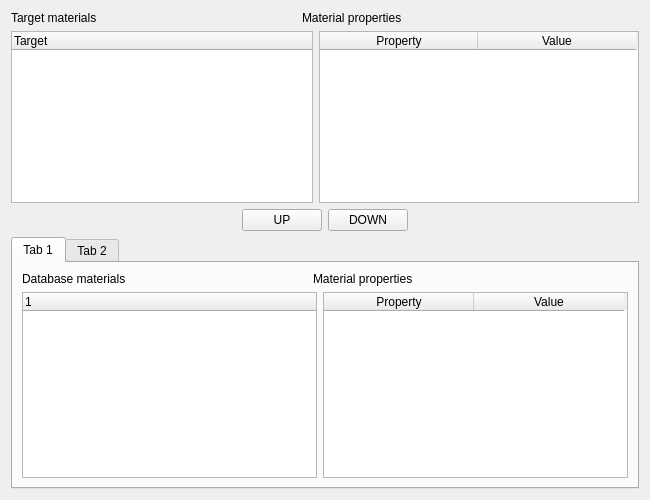
First picture: the form in UI/materials.ui, repository bakeryproducts/ConstructorM4, before the edit.
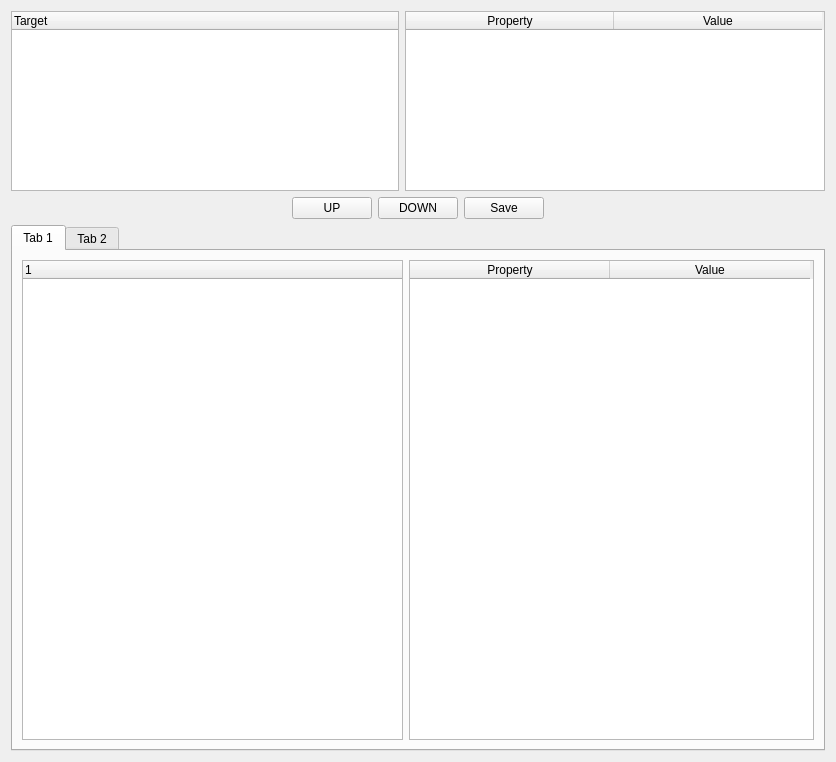
Second picture: the form after the edit.

Diff of the .ui file:
```diff
--- a/UI/materials.ui
+++ b/UI/materials.ui
@@ -6,8 +6,8 @@
    <rect>
     <x>0</x>
     <y>0</y>
-    <width>650</width>
-    <height>500</height>
+    <width>836</width>
+    <height>762</height>
    </rect>
   </property>
   <property name="minimumSize">
@@ -20,30 +20,6 @@
    <string>Manage materials</string>
   </property>
   <layout class="QVBoxLayout" name="verticalLayout">
-   <item>
-    <layout class="QHBoxLayout" name="lay_target0">
-     <item>
-      <widget class="QLabel" name="lbl_target0mat">
-       <property name="maximumSize">
-        <size>
-         <width>285</width>
-         <height>16777215</height>
-        </size>
-       </property>
-       <property name="text">
-        <string>Target materials</string>
-       </property>
-      </widget>
-     </item>
-     <item>
-      <widget class="QLabel" name="lbl_target0prop">
-       <property name="text">
-        <string>Material properties</string>
-       </property>
-      </widget>
-     </item>
-    </layout>
-   </item>
    <item>
     <layout class="QHBoxLayout" name="lay_target1">
      <item>
@@ -77,7 +53,7 @@
        </property>
        <property name="minimumSize">
         <size>
-         <width>320</width>
+         <width>420</width>
          <height>0</height>
         </size>
        </property>
@@ -88,7 +64,7 @@
         </size>
        </property>
        <attribute name="horizontalHeaderDefaultSectionSize">
-        <number>158</number>
+        <number>208</number>
        </attribute>
        <column>
         <property name="text">
@@ -145,6 +121,13 @@
        </property>
       </widget>
      </item>
+     <item>
+      <widget class="QPushButton" name="btn_save">
+       <property name="text">
+        <string>Save</string>
+       </property>
+      </widget>
+     </item>
      <item>
       <spacer name="horizontalSpacer_2">
        <property name="orientation">
@@ -170,30 +153,6 @@
        <string>Tab 1</string>
       </attribute>
       <layout class="QVBoxLayout" name="verticalLayout_2">
-       <item>
-        <layout class="QHBoxLayout" name="lay_tab1db1_2">
-         <item>
-          <widget class="QLabel" name="lbl_db1mat">
-           <property name="maximumSize">
-            <size>
-             <width>285</width>
-             <height>16777215</height>
-            </size>
-           </property>
-           <property name="text">
-            <string>Database materials</string>
-           </property>
-          </widget>
-         </item>
-         <item>
-          <widget class="QLabel" name="lbl_db1prop">
-           <property name="text">
-            <string>Material properties</string>
-           </property>
-          </widget>
-         </item>
-        </layout>
-       </item>
        <item>
         <layout class="QHBoxLayout" name="lay_tab1db1">
          <item>
@@ -227,12 +186,12 @@
            </property>
            <property name="minimumSize">
             <size>
-             <width>305</width>
+             <width>405</width>
              <height>0</height>
             </size>
            </property>
            <attribute name="horizontalHeaderDefaultSectionSize">
-            <number>150</number>
+            <number>200</number>
            </attribute>
            <attribute name="horizontalHeaderMinimumSectionSize">
             <number>41</number>
```
